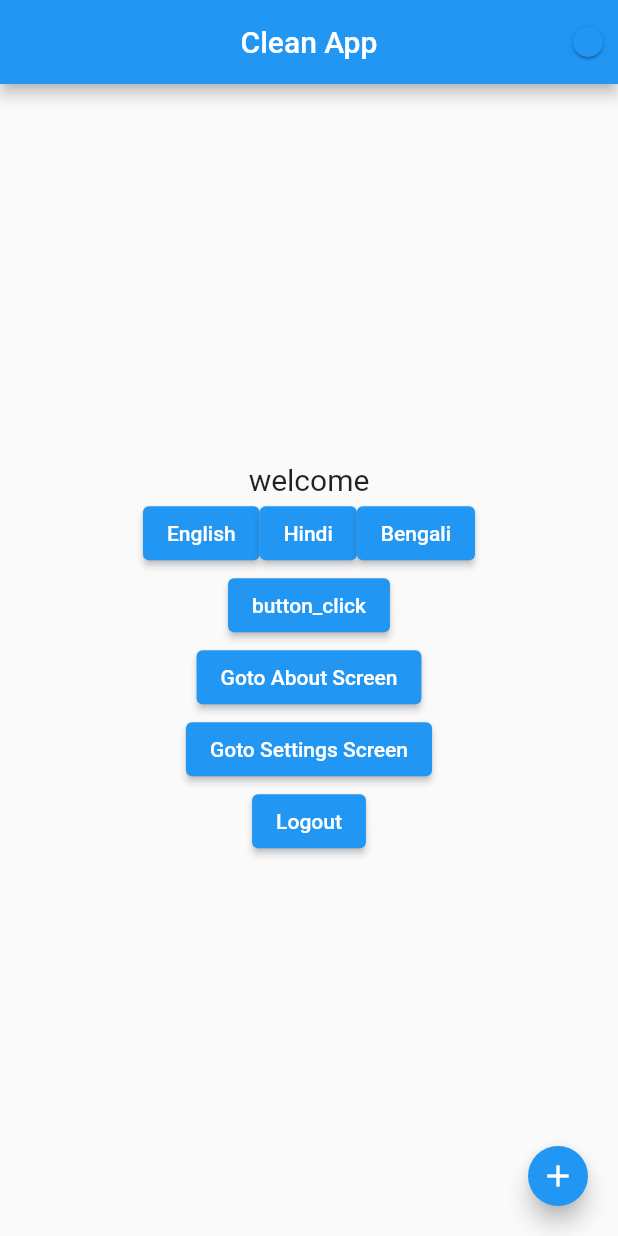
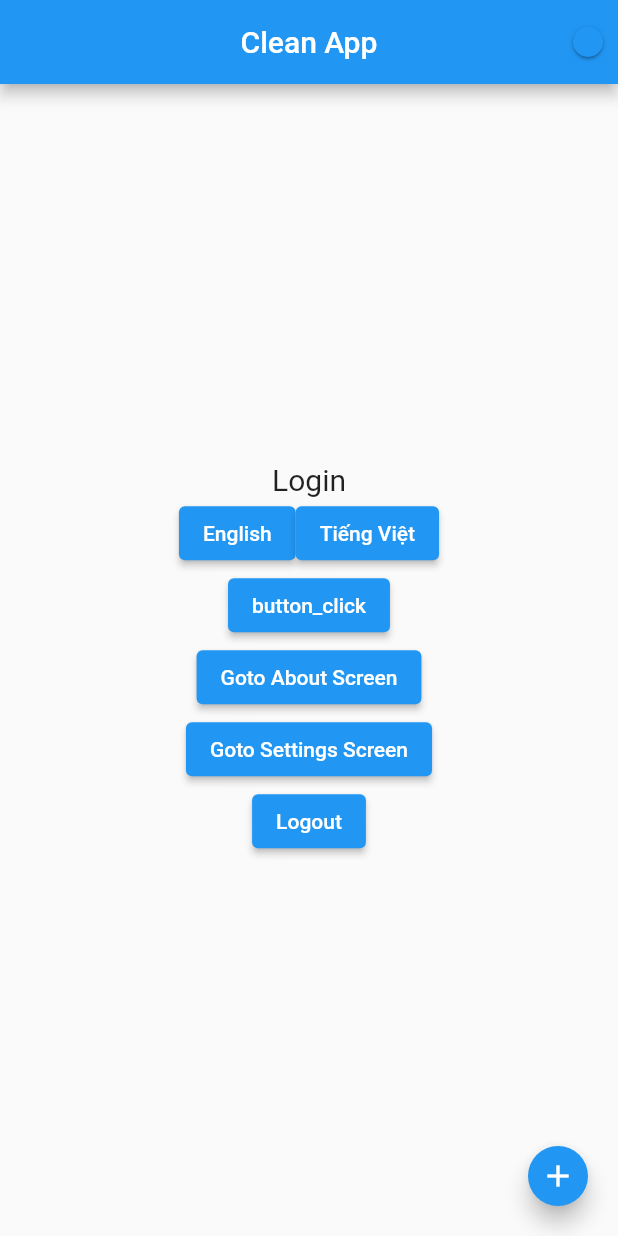
Before and after one commit to HuongNguyen12395/gex_demo, a Flutter app: the screen it shows after launch, after a tap on "English", on a phone screen of 412 x 824 dp. Run offline on Flutter 3.47's test engine with Material 2 defaults, Android fonts, the phone set to English and light mode, and no system bars; our stand-ins replace get.

Commit message:
feat: update multi language

```diff
--- a/assets/locales/en_US.json
+++ b/assets/locales/en_US.json
@@ -1,3 +1,4 @@
 {
-    "welcome": "Welcome"
+    "welcome": "Welcome",
+    "login": "Login"
 }
--- a/assets/locales/vi_VN.json
+++ b/assets/locales/vi_VN.json
@@ -1,3 +1,4 @@
 {
-    "welcome": "Xin chào"
+    "welcome": "Xin chào",
+    "login": "Đăng nhập"
 }
--- a/lib/main.dart
+++ b/lib/main.dart
@@ -1,6 +1,7 @@
 import 'package:flutter/material.dart';
 import 'package:get/get_navigation/src/root/get_material_app.dart';
 import 'package:getx_demo/shared/navigation/navigation.dart';
+import 'generated/locales.g.dart';
 import 'shared/navigation/routes.dart';
 
 void main() async {
@@ -22,8 +23,8 @@ class Main extends StatelessWidget {
       // theme: AppThemes.light,
       // darkTheme: AppThemes.dark,
       themeMode: ThemeMode.system,
-      // translationsKeys: AppTranslation.translations,
-      // locale: const Locale('en', 'EN'),
+      translationsKeys: AppTranslation.translations,
+      locale: const Locale('en', 'US'),
     );
   }
 }
--- a/lib/module/home/home.screen.dart
+++ b/lib/module/home/home.screen.dart
@@ -36,7 +36,7 @@ class HomeScreen extends GetView<HomeController> {
           mainAxisAlignment: MainAxisAlignment.center,
           children: [
             Text(
-              'welcome'.tr,
+              'login'.tr,
               style: const TextStyle(fontSize: 20),
             ),
             Row(
@@ -44,21 +44,15 @@ class HomeScreen extends GetView<HomeController> {
               children: [
                 ElevatedButton(
                   onPressed: () {
-                    Get.updateLocale(const Locale('en', 'EN'));
+                    Get.updateLocale(const Locale('en', 'US'));
                   },
                   child: const Text("English"),
                 ),
                 ElevatedButton(
                   onPressed: () {
-                    Get.updateLocale(const Locale('hi', 'HI'));
+                    Get.updateLocale(const Locale('vi', 'VN'));
                   },
-                  child: const Text("Hindi"),
-                ),
-                ElevatedButton(
-                  onPressed: () {
-                    Get.updateLocale(const Locale('bn', 'BN'));
-                  },
-                  child: const Text("Bengali"),
+                  child: const Text("Tiếng Việt"),
                 ),
               ],
             ),
```
Also changed, not shown: lib/generated/locales.g.dart (added), 2 other files.
